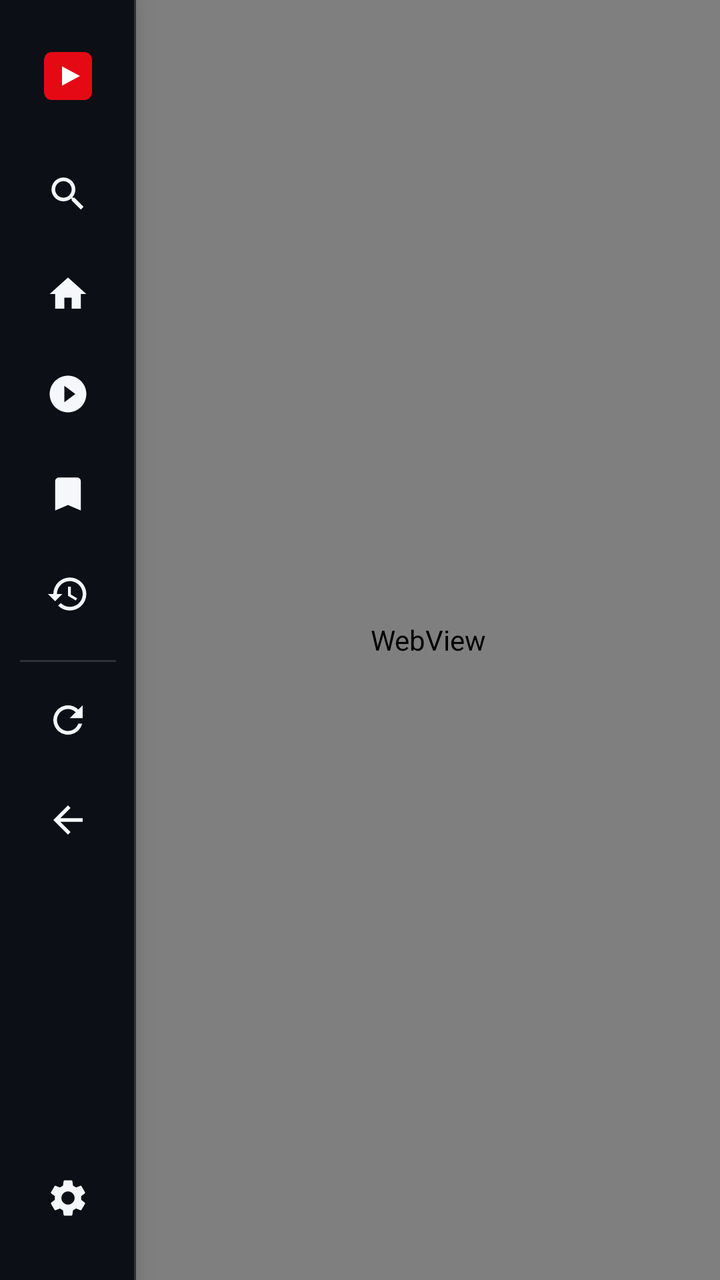
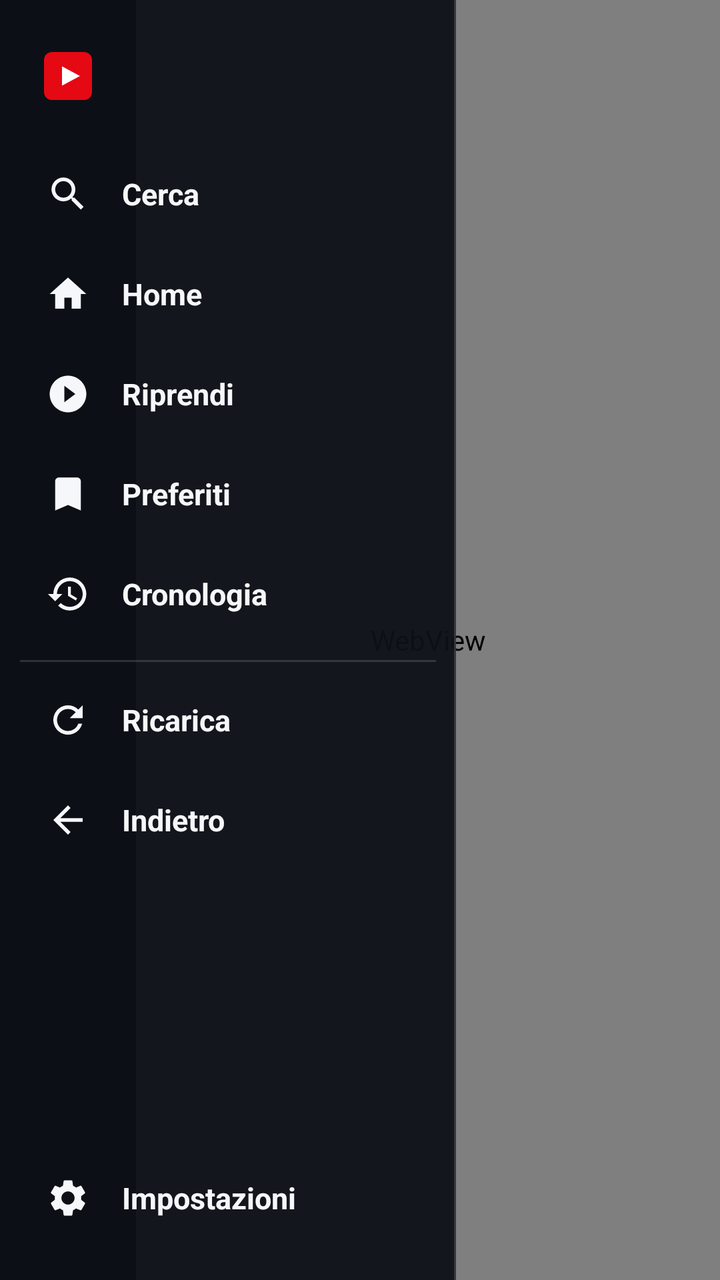

The first picture is an Android layout as it rendered before a commit; the second is the same layout after the commit. The layout source and the unified diff follow.
<!-- AndroidManifest.xml: application theme Theme.SCViewer -->
<!-- res/layout/activity_main.xml -->
<?xml version="1.0" encoding="utf-8"?>
<FrameLayout xmlns:android="http://schemas.android.com/apk/res/android"
    android:layout_width="match_parent"
    android:layout_height="match_parent"
    android:background="@color/sctv_bg_obsidian">

    
    <WebView
        android:id="@+id/webView"
        android:layout_width="match_parent"
        android:layout_height="match_parent"
        android:layout_marginStart="@dimen/sctv_rail_collapsed_width"
        android:focusable="true"
        android:focusableInTouchMode="true" />

    
    <include
        layout="@layout/view_tv_sidebar" />

    
    <LinearLayout
        android:id="@+id/topStrip"
        android:layout_width="wrap_content"
        android:layout_height="34dp"
        android:layout_gravity="top|end"
        android:layout_marginTop="16dp"
        android:layout_marginEnd="20dp"
        android:background="@drawable/bg_sctv_chip"
        android:elevation="9dp"
        android:gravity="center_vertical"
        android:orientation="horizontal"
        android:paddingStart="14dp"
        android:paddingEnd="14dp"
        android:visibility="gone">

        <View
            android:layout_width="7dp"
            android:layout_height="7dp"
            android:layout_marginEnd="8dp"
            android:background="@drawable/ic_sctv_logo" />

        <TextView
            android:id="@+id/domainLabel"
            android:layout_width="wrap_content"
            android:layout_height="wrap_content"
            android:ellipsize="middle"
            android:singleLine="true"
            android:textColor="@color/sctv_text_secondary"
            android:textSize="12sp" />
    </LinearLayout>

    
    <FrameLayout
        android:id="@+id/loadingOverlay"
        android:layout_width="match_parent"
        android:layout_height="match_parent"
        android:background="@color/sctv_bg_obsidian"
        android:elevation="12dp"
        android:visibility="gone">

        <LinearLayout
            android:layout_width="wrap_content"
            android:layout_height="wrap_content"
            android:layout_gravity="center"
            android:gravity="center"
            android:orientation="vertical">

            <ImageView
                android:layout_width="48dp"
                android:layout_height="48dp"
                android:layout_marginBottom="16dp"
                android:contentDescription="@string/app_name"
                android:src="@drawable/ic_sctv_logo" />

            <ProgressBar
                android:layout_width="36dp"
                android:layout_height="36dp"
                android:indeterminateTint="@color/sctv_accent" />

            <TextView
                android:layout_width="wrap_content"
                android:layout_height="wrap_content"
                android:layout_marginTop="14dp"
                android:text="@string/loading"
                android:textColor="@color/sctv_text_secondary"
                android:textSize="14sp" />
        </LinearLayout>
    </FrameLayout>

    
    <FrameLayout
        android:id="@+id/skipIntroContainer"
        android:layout_width="wrap_content"
        android:layout_height="wrap_content"
        android:layout_gravity="bottom|end"
        android:layout_margin="24dp"
        android:elevation="11dp"
        android:visibility="gone">

        <Button
            android:id="@+id/skipIntroButton"
            android:layout_width="wrap_content"
            android:layout_height="wrap_content"
            android:background="@drawable/bg_sctv_button_primary"
            android:clickable="true"
            android:focusable="true"
            android:minWidth="@dimen/skip_button_width"
            android:minHeight="@dimen/skip_button_height"
            android:paddingStart="20dp"
            android:paddingEnd="20dp"
            android:text="@string/skip_intro"
            android:textAllCaps="false"
            android:textColor="@color/sctv_text_primary"
            android:textSize="15sp"
            android:textStyle="bold" />
    </FrameLayout>

</FrameLayout>
<!-- res/layout/view_tv_sidebar.xml (included above) -->
<?xml version="1.0" encoding="utf-8"?>
<LinearLayout xmlns:android="http://schemas.android.com/apk/res/android"
    android:id="@+id/tvSidebarRoot"
    android:layout_width="@dimen/sctv_rail_collapsed_width"
    android:layout_height="match_parent"
    android:layout_gravity="start"
    android:background="@drawable/bg_sctv_rail"
    android:clipChildren="false"
    android:clipToPadding="false"
    android:elevation="9dp"
    android:orientation="vertical"
    android:paddingStart="10dp"
    android:paddingTop="18dp"
    android:paddingEnd="10dp"
    android:paddingBottom="18dp">

    
    <LinearLayout
        android:layout_width="match_parent"
        android:layout_height="40dp"
        android:layout_marginBottom="16dp"
        android:gravity="center_vertical"
        android:orientation="horizontal"
        android:paddingStart="10dp">

        <ImageView
            android:layout_width="28dp"
            android:layout_height="28dp"
            android:contentDescription="@string/app_name"
            android:src="@drawable/ic_sctv_logo" />

        <TextView
            android:id="@+id/sidebarBrandTitle"
            android:layout_width="wrap_content"
            android:layout_height="wrap_content"
            android:layout_marginStart="14dp"
            android:letterSpacing="0.04"
            android:singleLine="true"
            android:text="@string/app_name"
            android:textColor="@color/sctv_text_primary"
            android:textSize="20sp"
            android:textStyle="bold"
            android:visibility="gone" />
    </LinearLayout>

    
    <LinearLayout
        android:id="@+id/navItemSearch"
        android:layout_width="match_parent"
        android:layout_height="@dimen/sctv_nav_item_height"
        android:layout_marginBottom="4dp"
        android:background="@drawable/bg_sctv_nav_item"
        android:clickable="true"
        android:focusable="true"
        android:gravity="center_vertical"
        android:nextFocusDown="@id/navItemHome"
        android:nextFocusRight="@id/webView"
        android:orientation="horizontal"
        android:paddingStart="13dp"
        android:paddingEnd="12dp">

        <ImageView
            android:layout_width="22dp"
            android:layout_height="22dp"
            android:contentDescription="@string/nav_search"
            android:src="@drawable/ic_nav_search" />

        <TextView
            android:id="@+id/navLabelSearch"
            android:layout_width="wrap_content"
            android:layout_height="wrap_content"
            android:layout_marginStart="16dp"
            android:singleLine="true"
            android:text="@string/nav_search"
            android:textColor="@color/sctv_text_primary"
            android:textSize="15sp"
            android:textStyle="bold"
            android:visibility="gone" />
    </LinearLayout>

    <LinearLayout
        android:id="@+id/navItemHome"
        android:layout_width="match_parent"
        android:layout_height="@dimen/sctv_nav_item_height"
        android:layout_marginBottom="4dp"
        android:background="@drawable/bg_sctv_nav_item"
        android:clickable="true"
        android:focusable="true"
        android:gravity="center_vertical"
        android:nextFocusUp="@id/navItemSearch"
        android:nextFocusDown="@id/navItemResume"
        android:nextFocusRight="@id/webView"
        android:orientation="horizontal"
        android:paddingStart="13dp"
        android:paddingEnd="12dp">

        <ImageView
            android:layout_width="22dp"
            android:layout_height="22dp"
            android:contentDescription="@string/nav_home"
            android:src="@drawable/ic_nav_home" />

        <TextView
            android:id="@+id/navLabelHome"
            android:layout_width="wrap_content"
            android:layout_height="wrap_content"
            android:layout_marginStart="16dp"
            android:singleLine="true"
            android:text="@string/nav_home"
            android:textColor="@color/sctv_text_primary"
            android:textSize="15sp"
            android:textStyle="bold"
            android:visibility="gone" />
    </LinearLayout>

    <LinearLayout
        android:id="@+id/navItemResume"
        android:layout_width="match_parent"
        android:layout_height="@dimen/sctv_nav_item_height"
        android:layout_marginBottom="4dp"
        android:background="@drawable/bg_sctv_nav_item"
        android:clickable="true"
        android:focusable="true"
        android:gravity="center_vertical"
        android:nextFocusUp="@id/navItemHome"
        android:nextFocusDown="@id/navItemFavorites"
        android:nextFocusRight="@id/webView"
        android:orientation="horizontal"
        android:paddingStart="13dp"
        android:paddingEnd="12dp">

        <ImageView
            android:layout_width="22dp"
            android:layout_height="22dp"
            android:contentDescription="@string/nav_resume"
            android:src="@drawable/ic_nav_resume" />

        <TextView
            android:id="@+id/navLabelResume"
            android:layout_width="wrap_content"
            android:layout_height="wrap_content"
            android:layout_marginStart="16dp"
            android:singleLine="true"
            android:text="@string/nav_resume"
            android:textColor="@color/sctv_text_primary"
            android:textSize="15sp"
            android:textStyle="bold"
            android:visibility="gone" />
    </LinearLayout>

    <LinearLayout
        android:id="@+id/navItemFavorites"
        android:layout_width="match_parent"
        android:layout_height="@dimen/sctv_nav_item_height"
        android:layout_marginBottom="4dp"
        android:background="@drawable/bg_sctv_nav_item"
        android:clickable="true"
        android:focusable="true"
        android:gravity="center_vertical"
        android:nextFocusUp="@id/navItemResume"
        android:nextFocusDown="@id/navItemHistory"
        android:nextFocusRight="@id/webView"
        android:orientation="horizontal"
        android:paddingStart="13dp"
        android:paddingEnd="12dp">

        <ImageView
            android:layout_width="22dp"
            android:layout_height="22dp"
            android:contentDescription="@string/nav_favorites"
            android:src="@drawable/ic_nav_favorites" />

        <TextView
            android:id="@+id/navLabelFavorites"
            android:layout_width="wrap_content"
            android:layout_height="wrap_content"
            android:layout_marginStart="16dp"
            android:singleLine="true"
            android:text="@string/nav_favorites"
            android:textColor="@color/sctv_text_primary"
            android:textSize="15sp"
            android:textStyle="bold"
            android:visibility="gone" />
    </LinearLayout>

    <LinearLayout
        android:id="@+id/navItemHistory"
        android:layout_width="match_parent"
        android:layout_height="@dimen/sctv_nav_item_height"
        android:layout_marginBottom="4dp"
        android:background="@drawable/bg_sctv_nav_item"
        android:clickable="true"
        android:focusable="true"
        android:gravity="center_vertical"
        android:nextFocusUp="@id/navItemFavorites"
        android:nextFocusDown="@id/navItemReload"
        android:nextFocusRight="@id/webView"
        android:orientation="horizontal"
        android:paddingStart="13dp"
        android:paddingEnd="12dp">

        <ImageView
            android:layout_width="22dp"
            android:layout_height="22dp"
            android:contentDescription="@string/nav_history"
            android:src="@drawable/ic_nav_history" />

        <TextView
            android:id="@+id/navLabelHistory"
            android:layout_width="wrap_content"
            android:layout_height="wrap_content"
            android:layout_marginStart="16dp"
            android:singleLine="true"
            android:text="@string/nav_history"
            android:textColor="@color/sctv_text_primary"
            android:textSize="15sp"
            android:textStyle="bold"
            android:visibility="gone" />
    </LinearLayout>

    <View
        android:layout_width="match_parent"
        android:layout_height="1dp"
        android:layout_marginTop="6dp"
        android:layout_marginBottom="6dp"
        android:background="@color/sctv_border_subtle" />

    <LinearLayout
        android:id="@+id/navItemReload"
        android:layout_width="match_parent"
        android:layout_height="@dimen/sctv_nav_item_height"
        android:layout_marginBottom="4dp"
        android:background="@drawable/bg_sctv_nav_item"
        android:clickable="true"
        android:focusable="true"
        android:gravity="center_vertical"
        android:nextFocusUp="@id/navItemHistory"
        android:nextFocusDown="@id/navItemBack"
        android:nextFocusRight="@id/webView"
        android:orientation="horizontal"
        android:paddingStart="13dp"
        android:paddingEnd="12dp">

        <ImageView
            android:layout_width="22dp"
            android:layout_height="22dp"
            android:contentDescription="@string/nav_reload"
            android:src="@drawable/ic_nav_reload" />

        <TextView
            android:id="@+id/navLabelReload"
            android:layout_width="wrap_content"
            android:layout_height="wrap_content"
            android:layout_marginStart="16dp"
            android:singleLine="true"
            android:text="@string/nav_reload"
            android:textColor="@color/sctv_text_primary"
            android:textSize="15sp"
            android:textStyle="bold"
            android:visibility="gone" />
    </LinearLayout>

    <LinearLayout
        android:id="@+id/navItemBack"
        android:layout_width="match_parent"
        android:layout_height="@dimen/sctv_nav_item_height"
        android:layout_marginBottom="4dp"
        android:background="@drawable/bg_sctv_nav_item"
        android:clickable="true"
        android:focusable="true"
        android:gravity="center_vertical"
        android:nextFocusUp="@id/navItemReload"
        android:nextFocusDown="@id/navItemSettings"
        android:nextFocusRight="@id/webView"
        android:orientation="horizontal"
        android:paddingStart="13dp"
        android:paddingEnd="12dp">

        <ImageView
            android:layout_width="22dp"
            android:layout_height="22dp"
            android:contentDescription="@string/nav_back"
            android:src="@drawable/ic_nav_back" />

        <TextView
            android:id="@+id/navLabelBack"
            android:layout_width="wrap_content"
            android:layout_height="wrap_content"
            android:layout_marginStart="16dp"
            android:singleLine="true"
            android:text="@string/nav_back"
            android:textColor="@color/sctv_text_primary"
            android:textSize="15sp"
            android:textStyle="bold"
            android:visibility="gone" />
    </LinearLayout>

    <Space
        android:layout_width="match_parent"
        android:layout_height="0dp"
        android:layout_weight="1" />

    
    <LinearLayout
        android:id="@+id/navItemSettings"
        android:layout_width="match_parent"
        android:layout_height="@dimen/sctv_nav_item_height"
        android:background="@drawable/bg_sctv_nav_item"
        android:clickable="true"
        android:focusable="true"
        android:gravity="center_vertical"
        android:nextFocusUp="@id/navItemBack"
        android:nextFocusRight="@id/webView"
        android:orientation="horizontal"
        android:paddingStart="13dp"
        android:paddingEnd="12dp">

        <ImageView
            android:layout_width="22dp"
            android:layout_height="22dp"
            android:contentDescription="@string/nav_settings"
            android:src="@drawable/ic_nav_settings" />

        <TextView
            android:id="@+id/navLabelSettings"
            android:layout_width="wrap_content"
            android:layout_height="wrap_content"
            android:layout_marginStart="16dp"
            android:singleLine="true"
            android:text="@string/nav_settings"
            android:textColor="@color/sctv_text_primary"
            android:textSize="15sp"
            android:textStyle="bold"
            android:visibility="gone" />
    </LinearLayout>

    <TextView
        android:id="@+id/sidebarDomainStatus"
        android:layout_width="match_parent"
        android:layout_height="wrap_content"
        android:layout_marginTop="10dp"
        android:ellipsize="middle"
        android:paddingStart="12dp"
        android:paddingEnd="8dp"
        android:singleLine="true"
        android:textColor="@color/sctv_text_muted"
        android:textSize="11sp"
        android:visibility="gone" />
</LinearLayout>
<!-- resources referenced by this layout -->
<resources>
  <color name="sctv_accent">#FFE50914</color>
  <color name="sctv_bg_obsidian">#FF08090C</color>
  <color name="sctv_border_subtle">#24FFFFFF</color>
  <color name="sctv_text_muted">#FF5C6475</color>
  <color name="sctv_text_primary">#FFF5F7FA</color>
  <color name="sctv_text_secondary">#FF9AA3B2</color>
  <dimen name="sctv_nav_item_height">46dp</dimen>
  <dimen name="sctv_rail_collapsed_width">68dp</dimen>
  <dimen name="skip_button_height">46dp</dimen>
  <dimen name="skip_button_width">168dp</dimen>
  <!-- drawable bg_sctv_rail (drawable) -->
  <?xml version="1.0" encoding="utf-8"?>
  <layer-list xmlns:android="http://schemas.android.com/apk/res/android">
      <item>
          <shape android:shape="rectangle">
              <solid android:color="@color/sctv_surface_rail" />
          </shape>
      </item>
      <item android:gravity="end">
          <shape android:shape="rectangle">
              <size android:width="1dp" />
              <solid android:color="@color/sctv_border_subtle" />
          </shape>
      </item>
  </layer-list>
  <!-- drawable ic_nav_back (drawable) -->
  <?xml version="1.0" encoding="utf-8"?>
  <vector xmlns:android="http://schemas.android.com/apk/res/android"
      android:width="22dp"
      android:height="22dp"
      android:viewportWidth="24"
      android:viewportHeight="24">
      <path
          android:fillColor="@color/sctv_text_primary"
          android:pathData="M20,11H7.83l5.59,-5.59L12,4l-8,8 8,8 1.41,-1.41L7.83,13H20v-2z" />
  </vector>
  <!-- drawable ic_nav_favorites (drawable) -->
  <?xml version="1.0" encoding="utf-8"?>
  <vector xmlns:android="http://schemas.android.com/apk/res/android"
      android:width="22dp"
      android:height="22dp"
      android:viewportWidth="24"
      android:viewportHeight="24">
      <path
          android:fillColor="@color/sctv_text_primary"
          android:pathData="M17,3H7c-1.1,0 -2,0.9 -2,2v16l7,-3 7,3V5c0,-1.1 -0.9,-2 -2,-2z" />
  </vector>
  <!-- drawable ic_nav_home (drawable) -->
  <?xml version="1.0" encoding="utf-8"?>
  <vector xmlns:android="http://schemas.android.com/apk/res/android"
      android:width="22dp"
      android:height="22dp"
      android:viewportWidth="24"
      android:viewportHeight="24">
      <path
          android:fillColor="@color/sctv_text_primary"
          android:pathData="M10,20v-6h4v6h5v-8h3L12,3 2,12h3v8z" />
  </vector>
  <!-- drawable ic_nav_resume (drawable) -->
  <?xml version="1.0" encoding="utf-8"?>
  <vector xmlns:android="http://schemas.android.com/apk/res/android"
      android:width="22dp"
      android:height="22dp"
      android:viewportWidth="24"
      android:viewportHeight="24">
      <path
          android:fillColor="@color/sctv_text_primary"
          android:pathData="M12,2C6.48,2 2,6.48 2,12s4.48,10 10,10 10,-4.48 10,-10S17.52,2 12,2zM10,16.5v-9l6,4.5 -6,4.5z" />
  </vector>
  <string name="app_name">SCtv</string>
  <string name="loading">Connessione al catalogo…</string>
  <string name="nav_back">Indietro</string>
  <string name="nav_favorites">Preferiti</string>
  <string name="nav_history">Cronologia</string>
  <string name="nav_home">Home</string>
  <string name="nav_reload">Ricarica</string>
  <string name="nav_resume">Riprendi</string>
  <string name="nav_search">Cerca</string>
  <string name="nav_settings">Impostazioni</string>
  <string name="skip_intro">Salta intro</string>
  <color name="white">#FFFFFFFF</color>
  <color name="sctv_accent_pressed">#FFB20710</color>
  <color name="sctv_surface_chip">#E6141821</color>
  <color name="sctv_surface_card_focused">#FF1E2433</color>
  <color name="sctv_accent_glow">#33E50914</color>
  <color name="transparent">#00000000</color>
  <color name="sctv_surface_rail">#F00D1017</color>
  <!-- unchanged entries left out for length: 9 -->
</resources>

<!-- the commit's change to res/layout/activity_main.xml (unified diff, before → after) -->
@@ -26,7 +26,6 @@
         android:layout_marginTop="16dp"
         android:layout_marginEnd="20dp"
         android:background="@drawable/bg_sctv_chip"
-        android:elevation="9dp"
         android:gravity="center_vertical"
         android:orientation="horizontal"
         android:paddingStart="14dp"
@@ -120,13 +119,12 @@
 <?xml version="1.0" encoding="utf-8"?>
 <LinearLayout xmlns:android="http://schemas.android.com/apk/res/android"
     android:id="@+id/tvSidebarRoot"
-    android:layout_width="@dimen/sctv_rail_collapsed_width"
+    android:layout_width="@dimen/sctv_rail_expanded_width"
     android:layout_height="match_parent"
     android:layout_gravity="start"
     android:background="@drawable/bg_sctv_rail"
     android:clipChildren="false"
     android:clipToPadding="false"
-    android:elevation="9dp"
     android:orientation="vertical"
     android:paddingStart="10dp"
     android:paddingTop="18dp"
@@ -193,8 +191,7 @@
             android:text="@string/nav_search"
             android:textColor="@color/sctv_text_primary"
             android:textSize="15sp"
-            android:textStyle="bold"
-            android:visibility="gone" />
+            android:textStyle="bold" />
     </LinearLayout>
 
     <LinearLayout
@@ -228,8 +225,7 @@
             android:text="@string/nav_home"
             android:textColor="@color/sctv_text_primary"
             android:textSize="15sp"
-            android:textStyle="bold"
-            android:visibility="gone" />
+            android:textStyle="bold" />
     </LinearLayout>
 
     <LinearLayout
@@ -263,8 +259,7 @@
             android:text="@string/nav_resume"
             android:textColor="@color/sctv_text_primary"
             android:textSize="15sp"
-            android:textStyle="bold"
-            android:visibility="gone" />
+            android:textStyle="bold" />
     </LinearLayout>
 
     <LinearLayout
@@ -298,8 +293,7 @@
             android:text="@string/nav_favorites"
             android:textColor="@color/sctv_text_primary"
             android:textSize="15sp"
-            android:textStyle="bold"
-            android:visibility="gone" />
+            android:textStyle="bold" />
     </LinearLayout>
 
     <LinearLayout
@@ -333,8 +327,7 @@
             android:text="@string/nav_history"
             android:textColor="@color/sctv_text_primary"
             android:textSize="15sp"
-            android:textStyle="bold"
-            android:visibility="gone" />
+            android:textStyle="bold" />
     </LinearLayout>
 
     <View
@@ -375,8 +368,7 @@
             android:text="@string/nav_reload"
             android:textColor="@color/sctv_text_primary"
             android:textSize="15sp"
-            android:textStyle="bold"
-            android:visibility="gone" />
+            android:textStyle="bold" />
     </LinearLayout>
 
     <LinearLayout
@@ -410,8 +402,7 @@
             android:text="@string/nav_back"
             android:textColor="@color/sctv_text_primary"
             android:textSize="15sp"
-            android:textStyle="bold"
-            android:visibility="gone" />
+            android:textStyle="bold" />
     </LinearLayout>
 
     <Space
@@ -449,8 +440,7 @@
             android:text="@string/nav_settings"
             android:textColor="@color/sctv_text_primary"
             android:textSize="15sp"
-            android:textStyle="bold"
-            android:visibility="gone" />
+            android:textStyle="bold" />
     </LinearLayout>
 
     <TextView
<!-- resource entries referenced after the edit -->
@@ -8,6 +8,7 @@
   <color name="sctv_text_secondary">#FF9AA3B2</color>
   <dimen name="sctv_nav_item_height">46dp</dimen>
   <dimen name="sctv_rail_collapsed_width">68dp</dimen>
+  <dimen name="sctv_rail_expanded_width">228dp</dimen>
   <dimen name="skip_button_height">46dp</dimen>
   <dimen name="skip_button_width">168dp</dimen>
   <!-- drawable bg_sctv_rail (drawable) -->
